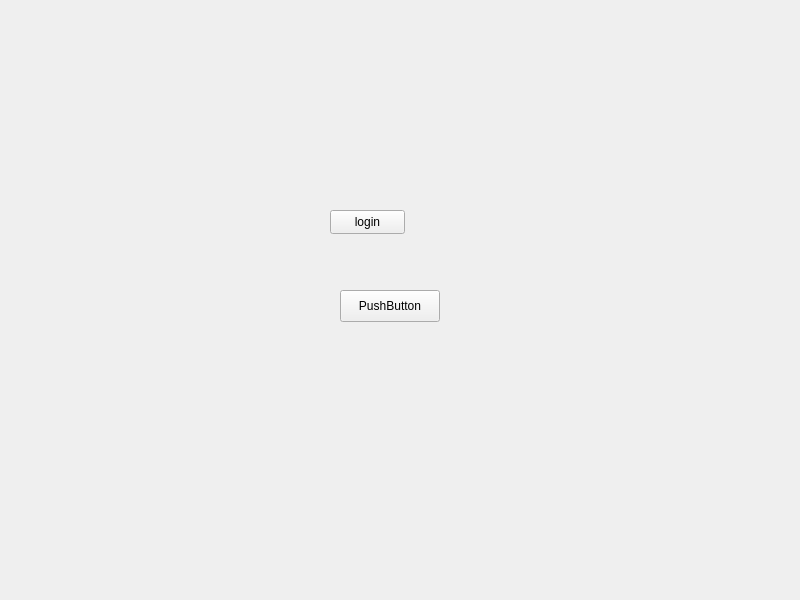
First picture: the form in QTbank/widget.ui, repository vedaProject1/bankproject, before the edit.
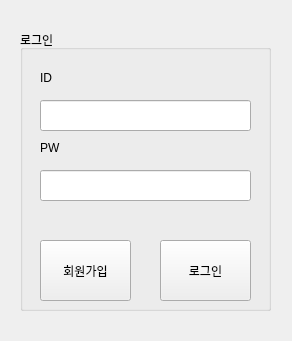
Second picture: the form after the edit.

Commit message: feat : 로그인 위젯 생성

Patch:
```diff
--- a/QTbank/widget.ui
+++ b/QTbank/widget.ui
@@ -6,38 +6,100 @@
    <rect>
     <x>0</x>
     <y>0</y>
-    <width>800</width>
-    <height>600</height>
+    <width>292</width>
+    <height>341</height>
    </rect>
   </property>
   <property name="windowTitle">
    <string>Widget</string>
   </property>
-  <widget class="QPushButton" name="pushButton">
+  <widget class="QGroupBox" name="groupBox">
    <property name="geometry">
     <rect>
-     <x>330</x>
-     <y>210</y>
-     <width>75</width>
-     <height>24</height>
+     <x>20</x>
+     <y>30</y>
+     <width>251</width>
+     <height>281</height>
     </rect>
    </property>
-   <property name="text">
-    <string>login</string>
+   <property name="title">
+    <string>로그인</string>
    </property>
-  </widget>
-  <widget class="QPushButton" name="pushButton_2">
-   <property name="geometry">
-    <rect>
-     <x>340</x>
-     <y>290</y>
-     <width>100</width>
-     <height>32</height>
-    </rect>
-   </property>
-   <property name="text">
-    <string>PushButton</string>
-   </property>
+   <widget class="QLabel" name="label_2">
+    <property name="geometry">
+     <rect>
+      <x>20</x>
+      <y>110</y>
+      <width>58</width>
+      <height>16</height>
+     </rect>
+    </property>
+    <property name="text">
+     <string>PW</string>
+    </property>
+   </widget>
+   <widget class="QLabel" name="label">
+    <property name="geometry">
+     <rect>
+      <x>20</x>
+      <y>40</y>
+      <width>58</width>
+      <height>16</height>
+     </rect>
+    </property>
+    <property name="text">
+     <string>ID</string>
+    </property>
+   </widget>
+   <widget class="QLineEdit" name="lineEdit">
+    <property name="geometry">
+     <rect>
+      <x>20</x>
+      <y>70</y>
+      <width>211</width>
+      <height>31</height>
+     </rect>
+    </property>
+   </widget>
+   <widget class="QPushButton" name="loginButton">
+    <property name="geometry">
+     <rect>
+      <x>140</x>
+      <y>210</y>
+      <width>91</width>
+      <height>61</height>
+     </rect>
+    </property>
+    <property name="text">
+     <string>로그인</string>
+    </property>
+   </widget>
+   <widget class="QPushButton" name="registerButton">
+    <property name="geometry">
+     <rect>
+      <x>20</x>
+      <y>210</y>
+      <width>91</width>
+      <height>61</height>
+     </rect>
+    </property>
+    <property name="text">
+     <string>회원가입</string>
+    </property>
+   </widget>
+   <widget class="QLineEdit" name="lineEdit_2">
+    <property name="geometry">
+     <rect>
+      <x>20</x>
+      <y>140</y>
+      <width>211</width>
+      <height>31</height>
+     </rect>
+    </property>
+    <property name="echoMode">
+     <enum>QLineEdit::EchoMode::Password</enum>
+    </property>
+   </widget>
   </widget>
  </widget>
  <resources/>
```
Left out of the diff: 27 changed lines with no effect on the pictures. The commit also changes 2 other files.
